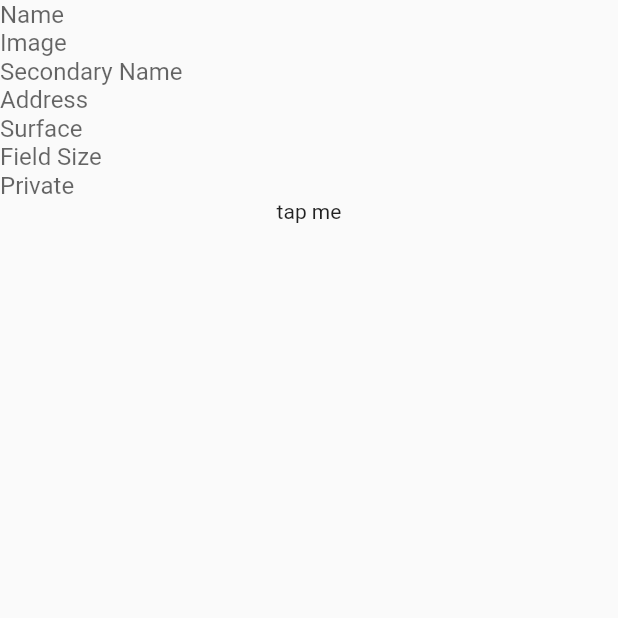
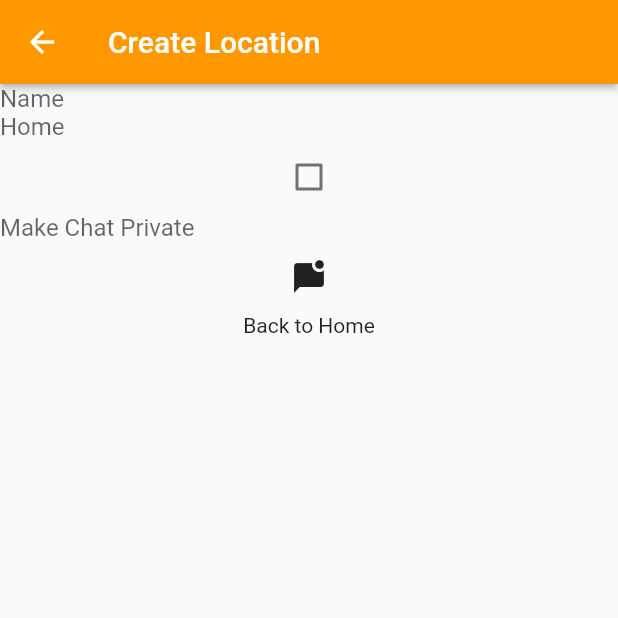
Before and after one commit to ArturoBarrios/AAASoccer, a Flutter app: the LocationCreate screen opened directly, on a phone screen of 412 x 824 dp, the top half of it. Run offline on Flutter 3.47's test engine with Material 2 defaults, Android fonts, the phone set to English and light mode, and no system bars; our stand-ins replace auto_size_text, bloc, equatable, firebase_analytics, firebase_core, flip_card and 23 more; missing offline and left inert: amplify_api, amplify_auth_cognito, amplify_authenticator, amplify_datastore, amplify_flutter, dart:ffi and 7 more; accounts and stored records are empty.

Commit message:
starting to add location map, create location, and location view

```diff
--- a/lib/commands/base_command.dart
+++ b/lib/commands/base_command.dart
@@ -36,6 +36,7 @@ import 'package:http/http.dart' as http;
 
 import 'chat_command.dart';
 import 'home_page_command.dart';
+import 'location_command.dart';
 
 late BuildContext _mainContext;
 // The commands will use this to access the Provided models and services.
@@ -441,7 +442,7 @@ class BaseCommand {
       //,teams, players near me data.
       //get location and update user location
       Position userPosition = await GeoLocationCommand().determinePosition();
-      appModel.currentPosition = userPosition;
+      LocationCommand().setCurrentPosition(userPosition);
       print("userPosition: $userPosition");
       appModel.currentUser['currentPosition'] = userPosition;
       await GeoLocationCommand()
--- a/lib/components/footers.dart
+++ b/lib/components/footers.dart
@@ -6,6 +6,7 @@ import '../styles/asset_constants.dart';
 import '../views/game/create.dart';
 import '../views/images/view_images.dart';
 import '../views/location/create.dart';
+import '../views/location/map.dart';
 import '../views/organization/create.dart';
 import '../views/tournament/create.dart';
 import '../views/league/create.dart';
@@ -69,13 +70,13 @@ class Footers extends StatefulWidget {
                   selected: true,
                   onPressed: () {}),
               IconBottomBar(
-                  text: "images",
-                  icon: Icons.image,
+                  text: "Locations",
+                  icon: Icons.location_on,
                   selected: false,
                   onPressed: () {
                     Navigator.push(context, MaterialPageRoute<void>(
                       builder: (BuildContext context) {
-                        return const ImagesView();
+                        return const ShowLocations();
                       },
                     ));
                   }),
--- a/lib/models/pageModels/app_model.dart
+++ b/lib/models/pageModels/app_model.dart
@@ -36,7 +36,6 @@ class AppModel extends ChangeNotifier {
     speed: 0,
     speedAccuracy: 0,
   );
-
   Position get currentPosition => _currentPosition;
   set currentPosition(Position currentPosition) {
     _currentPosition = currentPosition;
--- a/lib/models/pageModels/home_page_model.dart
+++ b/lib/models/pageModels/home_page_model.dart
@@ -13,7 +13,7 @@ import '../../views/tournament/create.dart';
 import '../../views/training/create.dart';
 import '../../views/tryout/create.dart';
 import '../../views/team/create/create.dart';
-import '../../views/locations/create.dart';
+import '../../views/location/create.dart';
 
 class HomePageModel extends ChangeNotifier {
   String _testText = "";
--- a/lib/views/location/create.dart
+++ b/lib/views/location/create.dart
@@ -1,91 +1,92 @@
-import 'package:amplify_api/amplify_api.dart';
 import 'package:flutter/material.dart';
+import 'package:soccermadeeasy/components/headers.dart';
+import 'package:soccermadeeasy/views/chats/view.dart';
+import 'package:soccermadeeasy/views/home.dart';
 import '../../commands/location_command.dart';
+import '../profile/profile.dart';
+import '../../commands/chat_command.dart';
+import 'package:flutter_animated_dialog/flutter_animated_dialog.dart';
 
 class LocationCreate extends StatefulWidget {
-  const LocationCreate({Key? key}) : super(key: key);
+  const LocationCreate(
+      {Key? key})
+      : super(key: key);
 
   @override
-  State<LocationCreate> createState() => _LocationCreateState();
+  _LocationCreateState createState() => _LocationCreateState();
 }
 
 class _LocationCreateState extends State<LocationCreate> {
   final nameController = TextEditingController();
-  final imageController = TextEditingController();
-  final secondaryNameController = TextEditingController();
-  final addressController = TextEditingController();
+  final descriptionController = TextEditingController();
   final surfaceController = TextEditingController();
   final fieldSizeController = TextEditingController();
   final privateController = TextEditingController();
 
-  bool _isLoading = false;
+  bool isPrivate = false;
 
-  Future<Map<String, dynamic>> createLocation() async {
+
+  void goBack() {
+    Navigator.pop(context);
+  }
+
+  void createLocation() async {
     print("createLocation");
-    Map<String, dynamic> createLocationResponse = {
-      "success": false,
-      "message": "Default Error"
-    };
-    try {
-      Map<String, dynamic> createLocationInput = {
-        "name": nameController.text.trim(),
-        "secondaryName": secondaryNameController.text.trim(),
-        "address": addressController.text.trim(),
-        "surface": surfaceController.text.trim(),
-        "images": imageController.text.trim(),
-        "fieldSize": fieldSizeController.text.trim(),
-        "private": privateController.text.trim()
-      };
-      Map<String, dynamic> createLocationRes =
-          await LocationCommand().createLocation(createLocationInput);
-      if (createLocationRes['success']) {
-        createLocationResponse['success'] = true;
-      }
 
-      return createLocationResponse;
-    } on ApiException catch (e) {
-      return createLocationResponse;
-    }
+  }
+
+  @override
+  void initState() {
+    print("views/locations/create.dart init state");
+    super.initState();
+
   }
 
   @override
   Widget build(BuildContext context) {
     return Scaffold(
+      appBar: const Headers()
+          .getBackHeader(context, "Create Location"),
       body: Center(
           child: Column(children: [
         TextField(
+          readOnly: false,
           controller: nameController,
           decoration: new InputDecoration.collapsed(hintText: 'Name'),
         ),
         TextField(
-          controller: imageController,
-          decoration: new InputDecoration.collapsed(hintText: 'Image'),
+          readOnly: true,
+          controller: nameController,
+          decoration: new InputDecoration.collapsed(hintText: 'Home'),
         ),
-        TextField(
-          controller: secondaryNameController,
-          decoration: new InputDecoration.collapsed(hintText: 'Secondary Name'),
+        Column(
+          children: [
+            Checkbox(
+              value: isPrivate,
+              onChanged: (value) {
+                setState(() {
+                  isPrivate = value!;
+                });
+              },
+            ),
+            TextField(
+              decoration:
+                  InputDecoration.collapsed(hintText: 'Make Chat Private'),
+            ),
+          ],
         ),
-        TextField(
-          controller: addressController,
-          decoration: new InputDecoration.collapsed(hintText: 'Address'),
-        ),
-        TextField(
-          controller: surfaceController,
-          decoration: new InputDecoration.collapsed(hintText: 'Surface'),
-        ),
-        TextField(
-          controller: fieldSizeController,
-          decoration: new InputDecoration.collapsed(hintText: 'Field Size'),
-        ),
-        TextField(
-          controller: privateController,
-          decoration: new InputDecoration.collapsed(hintText: 'Private'),
+        IconButton(
+          icon: const Icon(Icons.mark_chat_unread_rounded),
+          tooltip: 'Chat',
+          onPressed: () {
+            createLocation();
+          },
         ),
         GestureDetector(
             onTap: () {
-              // createLocation();
+              goBack();
             },
-            child: Text("tap me")),
+            child: Text("Back to Home")),
       ])),
     );
   }
--- a/lib/views/team/view.dart
+++ b/lib/views/team/view.dart
@@ -156,8 +156,6 @@ class _TeamViewState extends State<TeamView> {
                 child: Expanded(
                   child: Column(
                     children: [
-                      // userTeamDetails['isMine']
-                      //     ?
                       SizedBox(
                         height: 20,
                         child: ClipRRect(
```
Also changed, not shown: lib/commands/location_command.dart (+16 -15 lines), lib/views/location/map.dart (added, +65 -0 lines), lib/views/location/view.dart (+72 -0 lines), lib/views/locations/create.dart (deleted, +0 -148 lines), lib/views/location/update.dart (deleted), lib/views/locations/view.dart (deleted).
